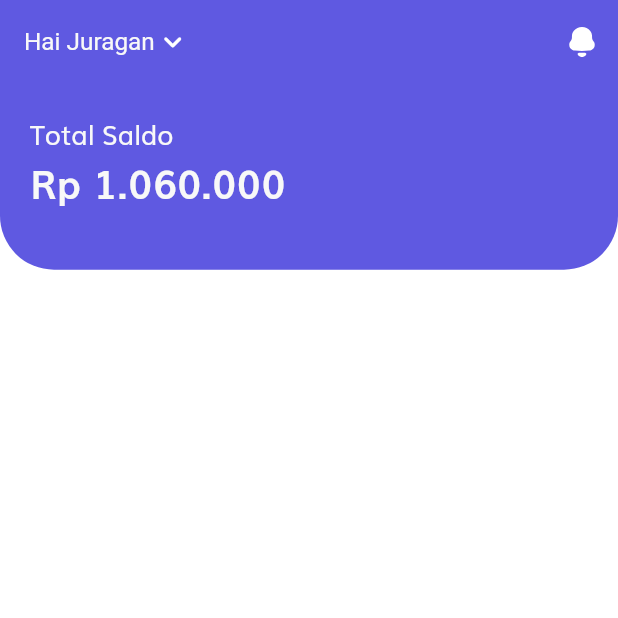
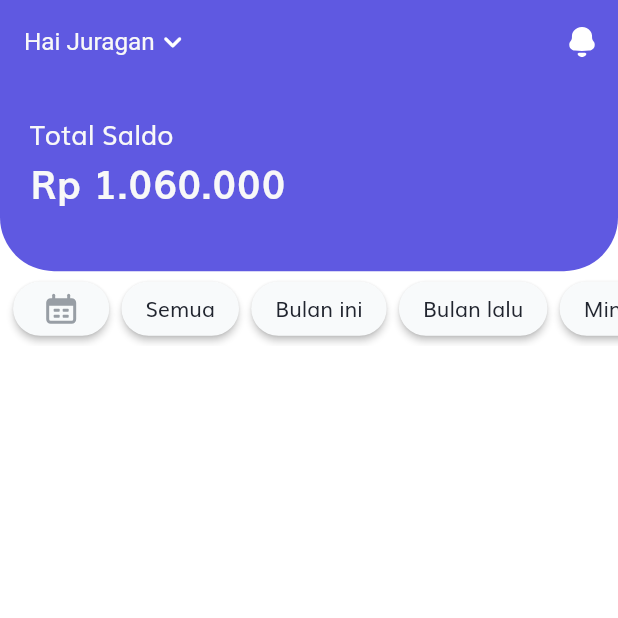
Before and after one commit to rusilver11/cash_book_app, a Flutter app: the HomeScreen screen opened by its route, on a phone screen of 412 x 824 dp, the top half of it. Run offline on Flutter 3.47's test engine with Material 2 defaults, Android fonts, the phone set to English and light mode, and no system bars; our stand-ins replace flutter_svg, get.

Commit message:
DateRangelist

```diff
--- a/lib/page/home/component/body.dart
+++ b/lib/page/home/component/body.dart
@@ -1,8 +1,10 @@
 import 'package:cash_book/constants.dart';
+import 'package:cash_book/page/home/component/home_header.dart';
 import 'package:flutter/material.dart';
 import 'package:flutter_svg/flutter_svg.dart';
 
 import '../../../size_config.dart';
+import 'date_listview_button.dart';
 
 class Body extends StatefulWidget {
   const Body({Key? key}) : super(key: key);
@@ -14,75 +16,16 @@ class Body extends StatefulWidget {
 class _BodyState extends State<Body> {
   @override
   Widget build(BuildContext context) {
-    return SingleChildScrollView(
-      child: Column(
-        crossAxisAlignment: CrossAxisAlignment.start,
-        children: <Widget>[
-          HeaderHome()
-        ],
+    return SafeArea(
+      child: SingleChildScrollView(
+        child: Column(
+          crossAxisAlignment: CrossAxisAlignment.start,
+          children: <Widget>[
+            HomeHeader(),
+            DateListViewButton(),
+          ],
+        ),
       ),
     );
   }
 }
-
-class HeaderHome extends StatelessWidget {
-  const HeaderHome({
-    Key? key,
-  }) : super(key: key);
-
-  @override
-  Widget build(BuildContext context) {
-    return Container(
-      margin: EdgeInsets.only(bottom: kDefaultPadding * 2.5),
-      //it will cover 20% of our total height
-      height: SizeConfig.screenHeight * 02,
-      child: Stack(
-        children: <Widget>[
-          Container(
-            padding: EdgeInsets.only(
-              left: kDefaultPadding,
-              right: kDefaultPadding,
-              bottom: kDefaultPadding
-              ),
-            height: SizeConfig.screenHeight * 0.2 - 41,
-            decoration: BoxDecoration(
-              color: kPrimaryColor,
-              borderRadius: BorderRadius.only(
-                  bottomLeft: Radius.circular(36),
-                  bottomRight: Radius.circular(36)),
-            ),
-            child: Row(
-              children: <Widget>[
-                Column(
-                  crossAxisAlignment: CrossAxisAlignment.start,
-                  mainAxisSize: MainAxisSize.min,
-                  children: <Widget>[
-                    Text(
-                      'Total Saldo',
-                      textAlign: TextAlign.left,
-                      style: TextStyle(
-                        fontSize: getProportionateScreenWidth(16),
-                        color: kTextIIColor
-                      ),
-                      ),
-                    SizedBox(width: SizeConfig.screenWidth * 0.02),
-                    Text(
-                      'Rp 1.060.000',
-                      textAlign: TextAlign.left,
-                      style: TextStyle(
-                        fontSize: getProportionateScreenWidth(24),
-                        color: kTextIIColor,
-                        fontWeight: FontWeight.bold,
-                      ),
-                    ),
-                  ],
-                ),
-                Spacer(),
-              ],
-            ),
-          )
-        ],
-      ),
-    );
-  }
-}
--- /dev/null
+++ b/lib/page/home/component/date_listview_button.dart
@@ -0,0 +1,118 @@
+import 'package:cash_book/size_config.dart';
+import 'package:flutter/material.dart';
+import 'package:flutter_svg/flutter_svg.dart';
+
+import '../../../constants.dart';
+
+class DateListViewButton extends StatefulWidget {
+  const DateListViewButton({
+    Key? key,
+  }) : super(key: key);
+
+  @override
+  State<DateListViewButton> createState() => _DateListViewButtonState();
+}
+
+class _DateListViewButtonState extends State<DateListViewButton> {
+
+  bool _hasPressed = false;
+
+  @override
+  Widget build(BuildContext context) {
+    return SizedBox(
+      height: 50,
+      child: ListView(
+        scrollDirection: Axis.horizontal,
+        padding: EdgeInsets.symmetric(horizontal: getProportionateScreenWidth(8)),
+        children: <Widget>[
+          Row(
+            mainAxisAlignment: MainAxisAlignment.spaceEvenly,
+            children: <Widget>[
+              ElevatedButton(
+                onPressed: () {
+                  setState(() {
+                    _hasPressed = !_hasPressed;
+                  });
+                },
+                child: _hasPressed? SvgPicture.asset('assets/icons/icon_Date(white).svg') : SvgPicture.asset('assets/icons/icon_Date(grey).svg'),
+                style: ElevatedButton.styleFrom(
+                  primary: _hasPressed ? kPrimaryColor:kSecondaryColor,
+                  shape: const StadiumBorder(),
+                ),
+              ),
+              SizedBox(width: SizeConfig.screenWidth * 0.02),
+              DateRangeName(
+                text: 'Semua',
+                bgColor: _hasPressed ? kPrimaryColor:kSecondaryColor,
+                press: (){
+                  setState(() {
+                    _hasPressed = !_hasPressed;
+                  });
+                }),
+              SizedBox(width: SizeConfig.screenWidth * 0.02),
+              DateRangeName(
+                text: 'Bulan ini',
+                bgColor: _hasPressed ? kPrimaryColor:kSecondaryColor,
+                press: (){
+                  setState(() {
+                    _hasPressed = !_hasPressed;
+                  });
+                }),
+              SizedBox(width: SizeConfig.screenWidth * 0.02),
+              DateRangeName(
+                text: 'Bulan lalu',
+                bgColor: _hasPressed ? kPrimaryColor:kSecondaryColor,
+                press: (){
+                  setState(() {
+                    _hasPressed = !_hasPressed;
+                  });
+                }),
+              SizedBox(width: SizeConfig.screenWidth * 0.02),
+              DateRangeName(
+                text: 'Minggu ini',
+                bgColor: _hasPressed ? kPrimaryColor:kSecondaryColor,
+                press: (){
+                  setState(() {
+                    _hasPressed = !_hasPressed;
+                  });
+                }),
+              SizedBox(width: SizeConfig.screenWidth * 0.02),
+              DateRangeName(
+                text: 'Hari ini',
+                bgColor: _hasPressed ? kPrimaryColor:kSecondaryColor,
+                press: (){
+                  setState(() {
+                    _hasPressed = !_hasPressed;
+                  });
+                }),
+            ],
+          ),
+        ],
+      ),
+    );
+  }
+}
+
+class DateRangeName extends StatelessWidget {
+  const DateRangeName({
+    Key? key, required this.text, required this.press,required this.bgColor
+  }) : super(key: key);
+final String? text;
+final Function? press;
+final Color? bgColor;
+
+  @override
+  Widget build(BuildContext context) {
+    return ElevatedButton(
+      onPressed: press as void Function(), //press,
+      child: Text(
+        text!,
+        style: TextStyle(color: kTextColor),
+      ),
+      style: ElevatedButton.styleFrom(
+        primary: bgColor,
+        shape: const StadiumBorder(),
+      ),
+    );
+  }
+}
--- /dev/null
+++ b/lib/page/home/component/home_header.dart
@@ -0,0 +1,60 @@
+import 'package:flutter/material.dart';
+
+import '../../../constants.dart';
+import '../../../size_config.dart';
+
+class HomeHeader extends StatefulWidget {
+  const HomeHeader({Key? key}) : super(key: key);
+
+  @override
+  State<HomeHeader> createState() => _HomeHeaderState();
+}
+
+class _HomeHeaderState extends State<HomeHeader> {
+  @override
+  Widget build(BuildContext context) {
+    return  Container( //header
+            padding: EdgeInsets.only(
+                left: kDefaultPadding,
+                right: kDefaultPadding,
+                bottom: kDefaultPadding),
+            //margin: EdgeInsets.only(bottom: kDefaultPadding * 2.5),
+            //it will cover 20% of our total height
+            height: SizeConfig.screenHeight * 0.2 - 40,
+            decoration: BoxDecoration(
+                color: kPrimaryColor,
+                borderRadius: BorderRadius.only(
+                  bottomLeft: Radius.circular(36),
+                  bottomRight: Radius.circular(36),
+                )),
+            child: Row(children: <Widget>[
+              Expanded(
+                flex: 2,
+                child: Column(
+                  crossAxisAlignment: CrossAxisAlignment.start,
+                  mainAxisSize: MainAxisSize.min,
+                  children: <Widget>[
+                    Text(
+                      'Total Saldo',
+                      textAlign: TextAlign.left,
+                      style: TextStyle(
+                          fontSize: getProportionateScreenWidth(16),
+                          color: kTextIIColor),
+                    ),
+                    SizedBox(width: SizeConfig.screenWidth * 0.02),
+                    Text(
+                      'Rp 1.060.000',
+                      textAlign: TextAlign.left,
+                      style: TextStyle(
+                        fontSize: getProportionateScreenWidth(24),
+                        color: kTextIIColor,
+                        fontWeight: FontWeight.bold,
+                      ),
+                    ),
+                  ],
+                ),
+              ),
+            ]),
+    );
+  }
+}
```
